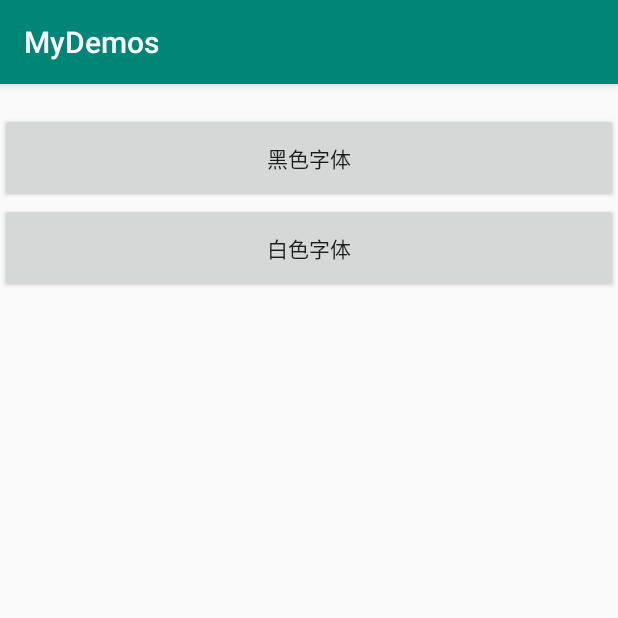
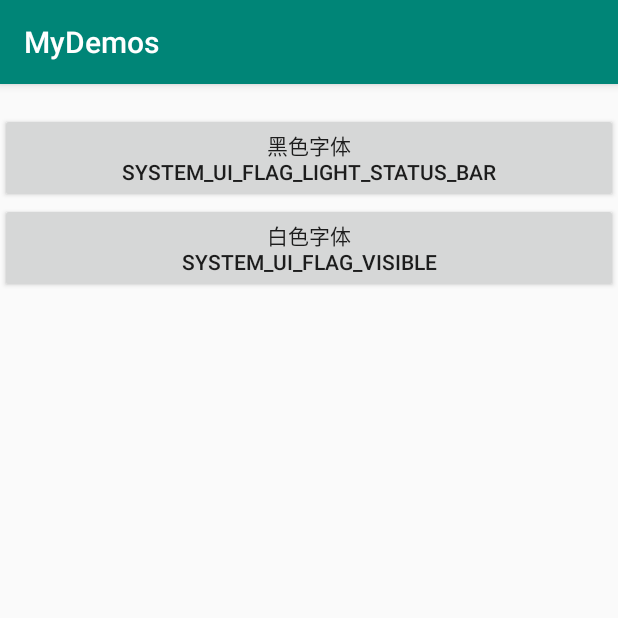
Before and after one commit to wangpingtaohn/myDemos, an Android app: the StatusBarActivity screen opened directly, with no data from a screen before it, on a phone screen of 412 x 824 dp, the top half of it. Run offline under Robolectric (Android 15) with nearby library versions, the phone set to English and light mode, and no system bars.

Commit message:
statusBar

```diff
--- a/app/src/main/res/layout/activity_status_bar.xml
+++ b/app/src/main/res/layout/activity_status_bar.xml
@@ -17,7 +17,7 @@
     />
 
     <Button
-            android:text="黑色字体"
+            android:text="黑色字体\nSYSTEM_UI_FLAG_LIGHT_STATUS_BAR"
             android:id="@+id/setStatusBtn"
             android:layout_width="match_parent"
             android:layout_height="60dp"
@@ -25,7 +25,7 @@
             app:layout_constraintTop_toBottomOf="@+id/status_text"/>
 
     <Button
-            android:text="白色字体"
+            android:text="白色字体\nSYSTEM_UI_FLAG_VISIBLE"
             android:id="@+id/setStatusDefatultBtn"
             android:layout_width="match_parent"
             android:layout_height="60dp"
```
